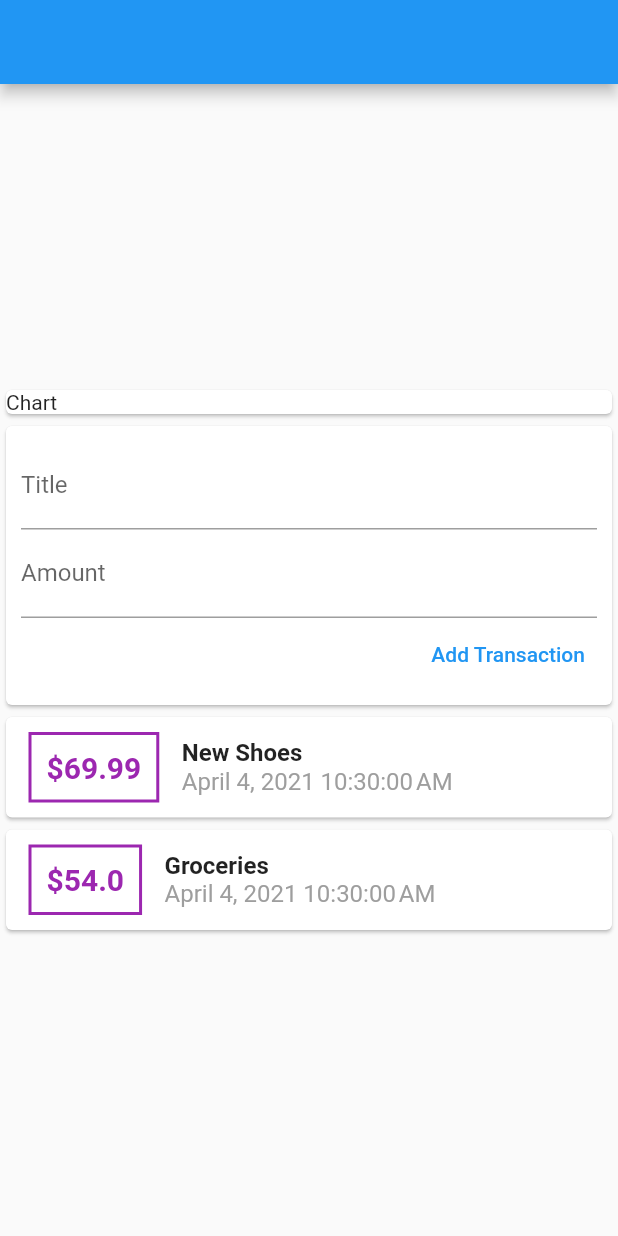
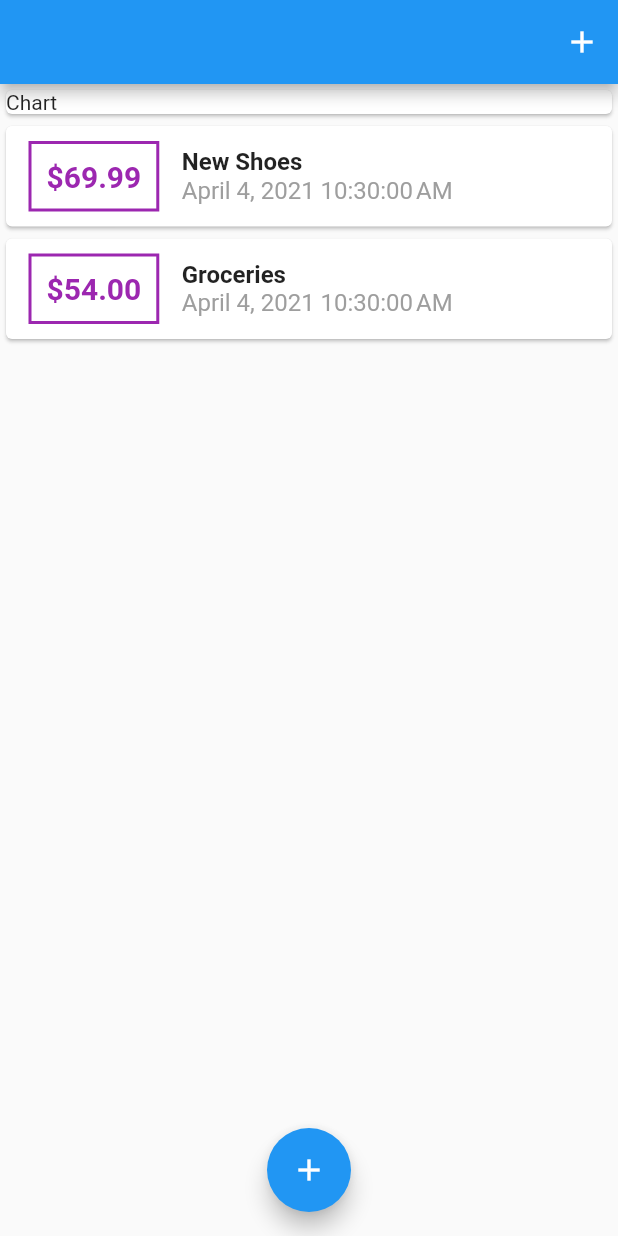
Before and after one commit to anklinuxboy/UdemyExpenseTracker, a Flutter app: the screen it shows after launch, on a phone screen of 412 x 824 dp. Run offline on Flutter 3.47's test engine with Material 2 defaults, Android fonts, the phone set to English and light mode, and no system bars.

Commit message:
UI changes

```diff
--- a/lib/main.dart
+++ b/lib/main.dart
@@ -1,5 +1,8 @@
-import 'package:expense_planner/widgets/user_transactions.dart';
 import 'package:flutter/material.dart';
+
+import 'models/transaction.dart';
+import 'widgets/add_transaction.dart';
+import 'widgets/transaction_list.dart';
 
 void main() {
   runApp(MyApp());
@@ -9,7 +12,7 @@ class MyApp extends StatelessWidget {
   @override
   Widget build(BuildContext context) {
     return MaterialApp(
-      title: 'Flutter Demo',
+      title: 'Personal Expenses',
       theme: ThemeData(
         primarySwatch: Colors.blue,
       ),
@@ -18,18 +21,56 @@ class MyApp extends StatelessWidget {
   }
 }
 
-class MyHomePage extends StatelessWidget {
+class MyHomePage extends StatefulWidget {
+  @override
+  _MyHomePageState createState() => _MyHomePageState();
+}
+
+class _MyHomePageState extends State<MyHomePage> {
+  final List<Transaction> _transactions = [
+    Transaction(
+        id: 't1', title: 'New Shoes', amount: 69.99, date: DateTime.now()),
+    Transaction(
+        id: 't2', title: 'Groceries', amount: 54.00, date: DateTime.now()),
+  ];
+
+  void _addNewTransaction(String title, double amount) {
+    final tx = Transaction(
+        id: DateTime.now().toString(),
+        title: title,
+        amount: amount,
+        date: DateTime.now());
+
+    setState(() {
+      _transactions.add(tx);
+    });
+  }
+
+  void _startAddNewTransaction(BuildContext ctx) {
+    showModalBottomSheet(
+      context: ctx,
+      builder: (_) {
+        return AddTransaction(_addNewTransaction);
+      },
+    );
+  }
+
   @override
   Widget build(BuildContext context) {
     return Scaffold(
       appBar: AppBar(
         title: Text(''),
+        actions: [
+          IconButton(
+            icon: Icon(Icons.add),
+            onPressed: () => _startAddNewTransaction(context),
+          )
+        ],
       ),
-      body: Center(
+      body: Container(
         child: SingleChildScrollView(
           child: Column(
             mainAxisAlignment: MainAxisAlignment.start,
-            crossAxisAlignment: CrossAxisAlignment.stretch,
             children: <Widget>[
               Container(
                 width: double.infinity,
@@ -37,11 +78,16 @@ class MyHomePage extends StatelessWidget {
                   child: Text('Chart'),
                 ),
               ),
-              UserTransactions(),
+              TransactionList(_transactions),
             ],
           ),
         ),
       ),
+      floatingActionButton: FloatingActionButton(
+        child: Icon(Icons.add),
+        onPressed: () => _startAddNewTransaction(context),
+      ),
+      floatingActionButtonLocation: FloatingActionButtonLocation.centerFloat,
     );
   }
 }
--- a/lib/widgets/transaction_list.dart
+++ b/lib/widgets/transaction_list.dart
@@ -27,7 +27,7 @@ class TransactionList extends StatelessWidget {
                 ),
                 padding: EdgeInsets.all(10),
                 child: Text(
-                  '\$${tx.amount}',
+                  '\$${tx.amount.toStringAsFixed(2)}',
                   style: TextStyle(
                     fontWeight: FontWeight.bold,
                     fontSize: 20,
--- a/lib/widgets/user_transactions.dart
+++ /dev/null
@@ -1,40 +0,0 @@
-import 'package:expense_planner/models/transaction.dart';
-import 'package:expense_planner/widgets/add_transaction.dart';
-import 'package:expense_planner/widgets/transaction_list.dart';
-import 'package:flutter/material.dart';
-
-class UserTransactions extends StatefulWidget {
-  @override
-  _UserTransactionsState createState() => _UserTransactionsState();
-}
-
-class _UserTransactionsState extends State<UserTransactions> {
-  final List<Transaction> _transactions = [
-    Transaction(
-        id: 't1', title: 'New Shoes', amount: 69.99, date: DateTime.now()),
-    Transaction(
-        id: 't2', title: 'Groceries', amount: 54.00, date: DateTime.now()),
-  ];
-
-  void _addNewTransaction(String title, double amount) {
-    final tx = Transaction(
-        id: DateTime.now().toString(),
-        title: title,
-        amount: amount,
-        date: DateTime.now());
-
-    setState(() {
-      _transactions.add(tx);
-    });
-  }
-
-  @override
-  Widget build(BuildContext context) {
-    return Column(
-      children: [
-        AddTransaction(_addNewTransaction),
-        TransactionList(_transactions),
-      ],
-    );
-  }
-}
```
Also changed, not shown: lib/widgets/add_transaction.dart (+25 -11 lines).
